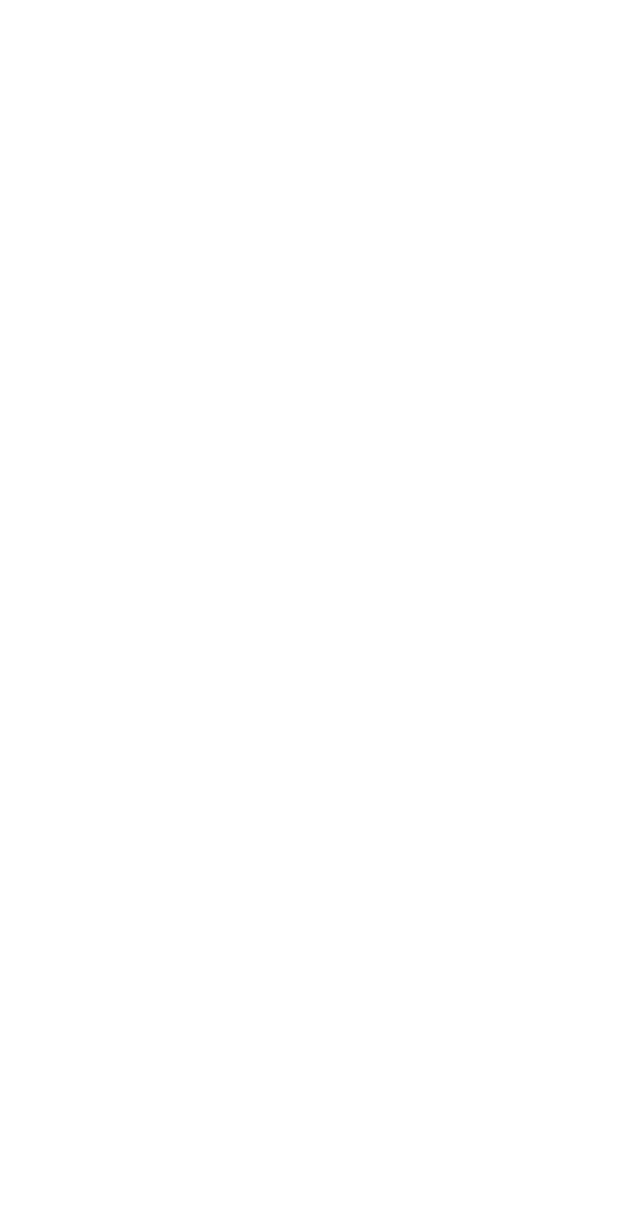
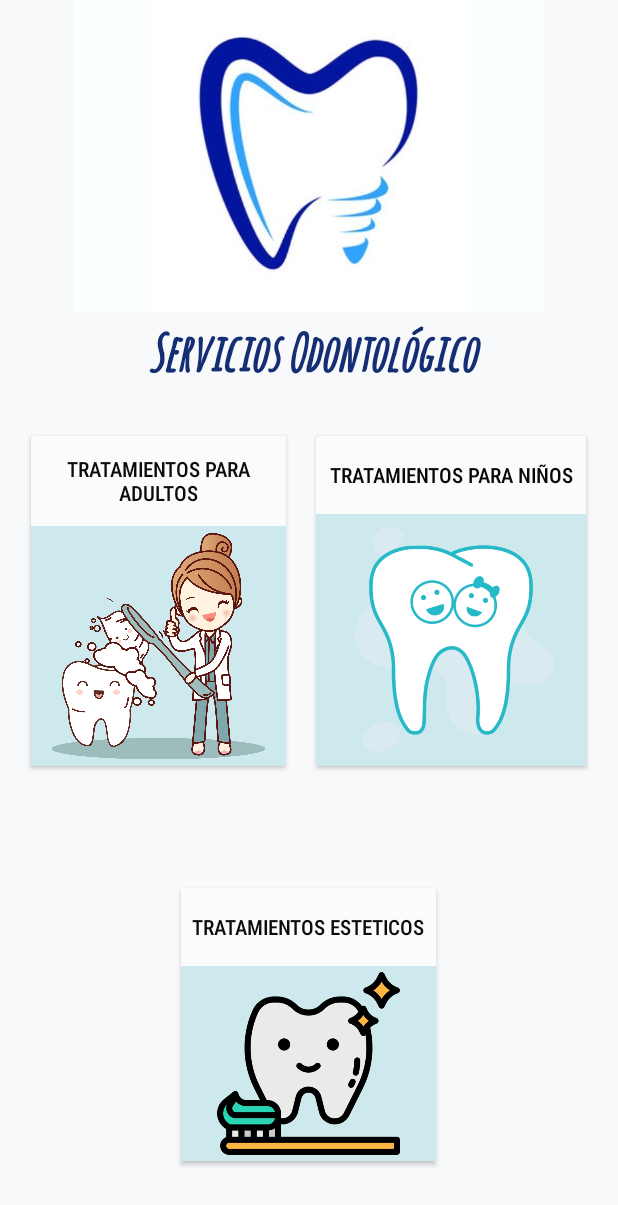
Before and after one commit to keatnis/ConsultorioDental, an Android app: the Servicios screen opened directly, with no data from a screen before it, on a phone screen of 412 x 824 dp. Before the commit the part shown is empty. Shown: the top 1205 px of the screen. Run offline under Robolectric (Android 15) with nearby library versions, the light colour scheme and no system bars.

Commit message:
--o--o--

```diff
--- a/app/src/main/res/layout/activity_servicios.xml
+++ b/app/src/main/res/layout/activity_servicios.xml
@@ -1,9 +1,165 @@
 <?xml version="1.0" encoding="utf-8"?>
-<androidx.constraintlayout.widget.ConstraintLayout xmlns:android="http://schemas.android.com/apk/res/android"
+<LinearLayout xmlns:android="http://schemas.android.com/apk/res/android"
     xmlns:app="http://schemas.android.com/apk/res-auto"
     xmlns:tools="http://schemas.android.com/tools"
     android:layout_width="match_parent"
     android:layout_height="match_parent"
-    tools:context=".Servicios">
+    android:background="#F7F9FA"
 
-</androidx.constraintlayout.widget.ConstraintLayout>
+    android:gravity="center"
+    android:orientation="vertical"
+    tools:context=".MainActivity">
+
+    <ImageView
+        android:id="@+id/ivTitulo"
+        android:layout_width="wrap_content"
+        android:layout_height="match_parent"
+        android:layout_weight="2"
+        android:background="#FCFFFF"
+        app:srcCompat="@drawable/logo" />
+
+    <TextView
+        android:id="@+id/tvTitulo"
+        android:layout_width="378dp"
+        android:layout_height="52dp"
+        android:fontFamily="@font/amatic_bold"
+        android:gravity="center"
+        android:text=" Servicios Odontológico"
+        android:textColor="#152E73"
+        android:textSize="34sp"
+        android:textStyle="bold|italic" />
+
+    <LinearLayout
+        android:layout_width="394dp"
+        android:layout_height="282dp"
+        android:gravity="center"
+        android:orientation="horizontal">
+
+        <androidx.cardview.widget.CardView
+            android:id="@+id/cvAdulto"
+            android:layout_width="170dp"
+            android:layout_height="220dp"
+            android:layout_margin="10dp">
+
+
+            <LinearLayout
+                android:layout_width="match_parent"
+                android:layout_height="match_parent"
+                android:gravity="top"
+                android:orientation="vertical">
+
+
+                <TextView
+                    android:id="@+id/tvAdultos"
+                    android:layout_width="match_parent"
+                    android:layout_height="60dp"
+                    android:background="#FAFBFB"
+                    android:fontFamily="sans-serif-condensed-medium"
+                    android:gravity="center"
+                    android:text="TRATAMIENTOS PARA ADULTOS"
+                    android:textColor="#0A0B0B" />
+
+                <ImageView
+                    android:id="@+id/ivAdulto"
+                    android:layout_width="wrap_content"
+                    android:layout_height="match_parent"
+                    android:layout_weight="2"
+                    android:background="#CDE9ED"
+                    app:srcCompat="@drawable/icadulto" />
+
+            </LinearLayout>
+        </androidx.cardview.widget.CardView>
+
+        <androidx.cardview.widget.CardView
+            android:id="@+id/cvNinos"
+            android:layout_width="180dp"
+            android:layout_height="220dp"
+            android:layout_margin="10dp">
+
+            <LinearLayout
+                android:layout_width="match_parent"
+                android:layout_height="match_parent"
+                android:gravity="top"
+                android:orientation="vertical">
+
+
+                <TextView
+                    android:id="@+id/tvNinos"
+                    android:layout_width="match_parent"
+                    android:layout_height="52dp"
+                    android:background="#FAFBFB"
+                    android:fontFamily="sans-serif-condensed-medium"
+                    android:gravity="center"
+                    android:text="TRATAMIENTOS PARA NIÑOS"
+                    android:textColor="#070707"
+                    android:textSize="14sp" />
+
+                <LinearLayout
+                    android:layout_width="match_parent"
+                    android:layout_height="match_parent"
+                    android:orientation="horizontal">
+
+                    <ImageView
+                        android:id="@+id/ivNinos"
+                        android:layout_width="wrap_content"
+                        android:layout_height="match_parent"
+                        android:layout_weight="1"
+                        android:background="#CDE9ED"
+                        app:srcCompat="@drawable/icninos" />
+
+                </LinearLayout>
+
+            </LinearLayout>
+        </androidx.cardview.widget.CardView>
+    </LinearLayout>
+
+    <LinearLayout
+        android:layout_width="207dp"
+        android:layout_height="282dp"
+        android:gravity="center"
+        android:orientation="horizontal">
+
+        <androidx.cardview.widget.CardView
+            android:id="@+id/cvEstetico"
+            android:layout_width="170dp"
+            android:layout_height="182dp"
+            android:layout_margin="10dp">
+
+            <LinearLayout
+                android:layout_width="match_parent"
+                android:layout_height="match_parent"
+                android:gravity="top"
+                android:orientation="vertical">
+
+                <TextView
+                    android:id="@+id/tvestetico"
+                    android:layout_width="match_parent"
+                    android:layout_height="52dp"
+                    android:background="#FAFBFB"
+                    android:fontFamily="sans-serif-condensed-medium"
+                    android:gravity="center"
+                    android:text="TRATAMIENTOS ESTETICOS"
+                    android:textColor="#0A0B0B" />
+
+                <LinearLayout
+                    android:layout_width="match_parent"
+                    android:layout_height="match_parent"
+                    android:orientation="horizontal">
+
+
+                    <ImageView
+                        android:id="@+id/ivEstetico"
+                        android:layout_width="wrap_content"
+                        android:layout_height="match_parent"
+                        android:layout_weight="1"
+                        android:background="#CDE9ED"
+                        app:srcCompat="@drawable/icestetica" />
+
+
+                </LinearLayout>
+            </LinearLayout>
+
+        </androidx.cardview.widget.CardView>
+
+    </LinearLayout>
+</LinearLayout>
--- a/app/src/main/res/values/strings.xml
+++ b/app/src/main/res/values/strings.xml
@@ -1,3 +1,4 @@
 <resources>
     <string name="app_name">Consultorio Dental</string>
+
 </resources>
```
Also changed, not shown: app/src/main/AndroidManifest.xml (+12 -0 lines), app/src/main/java/com/mats/consultoriodental/Adatratamientoo.java (added, +45 -0 lines), app/src/main/java/com/mats/consultoriodental/lista_tratamiento.java (added, +14 -0 lines), app/src/main/java/com/mats/consultoriodental/tratamiento_adulto.java (added, +30 -0 lines), app/src/main/java/com/mats/consultoriodental/tratamiento_estetico.java (added, +30 -0 lines), app/src/main/java/com/mats/consultoriodental/tratamiento_nino.java (added, +28 -0 lines), app/src/main/res/layout/activity_lista_tratamiento.xml (added, +31 -0 lines), app/src/main/res/layout/activity_tratamiento_adulto.xml (added, +28 -0 lines), app/src/main/res/layout/activity_tratamiento_estetico.xml (added, +28 -0 lines), app/src/main/res/layout/activity_tratamiento_nino.xml (added, +28 -0 lines), app/src/main/res/drawable/icadulto.png (added), app/src/main/res/drawable/icestetica.png (added), app/src/main/res/drawable/icninos.png (added).
